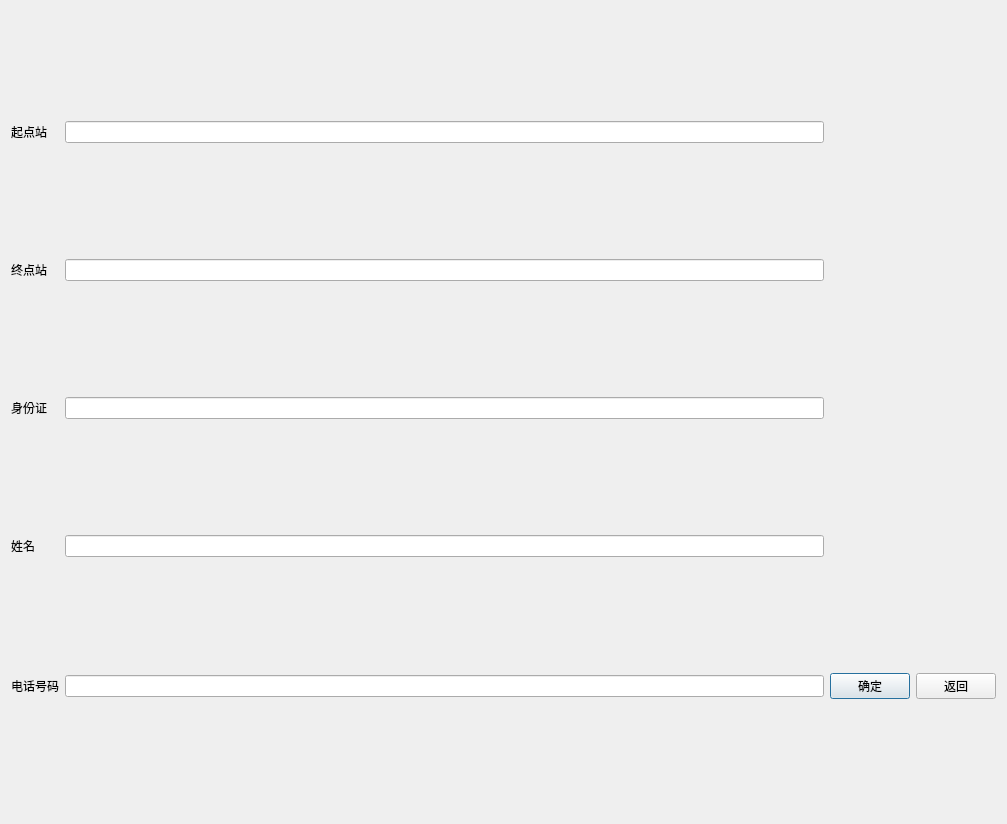
Above: ticketbuy.ui from xsd1/code before the change. Below: the same form after it.
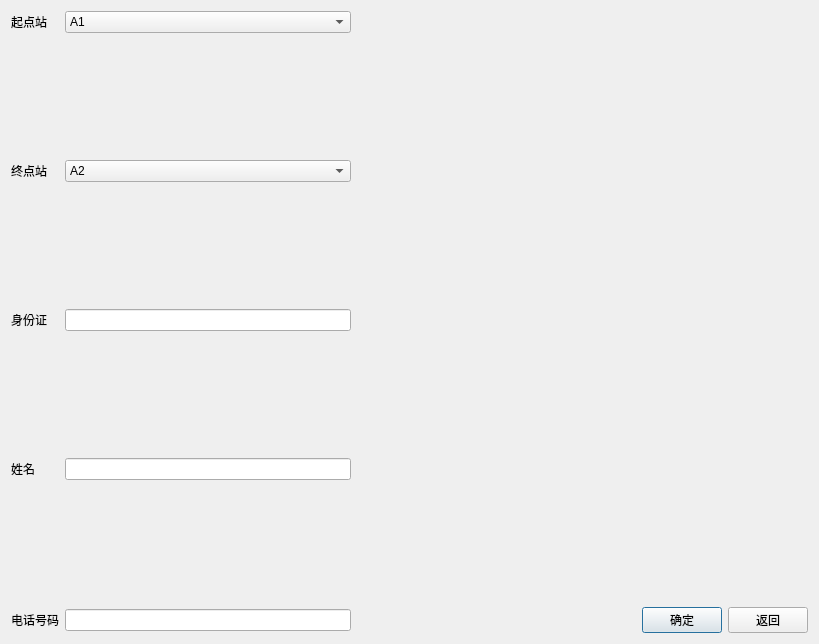
That is the form after the change.

Patch:
```diff
--- a/ticketbuy.ui
+++ b/ticketbuy.ui
@@ -6,8 +6,8 @@
    <rect>
     <x>0</x>
     <y>0</y>
-    <width>1007</width>
-    <height>824</height>
+    <width>819</width>
+    <height>644</height>
    </rect>
   </property>
   <property name="windowTitle">
@@ -22,56 +22,271 @@
     </widget>
    </item>
    <item row="0" column="1">
-    <widget class="QLineEdit" name="lineEdit_start"/>
-   </item>
-   <item row="1" column="0">
-    <widget class="QLabel" name="label_2">
-     <property name="text">
-      <string>终点站</string>
-     </property>
+    <widget class="QComboBox" name="comboBox_start">
+     <item>
+      <property name="text">
+       <string>A1</string>
+      </property>
+     </item>
+     <item>
+      <property name="text">
+       <string>A2</string>
+      </property>
+     </item>
+     <item>
+      <property name="text">
+       <string>A3</string>
+      </property>
+     </item>
+     <item>
+      <property name="text">
+       <string>A4</string>
+      </property>
+     </item>
+     <item>
+      <property name="text">
+       <string>A5</string>
+      </property>
+     </item>
+     <item>
+      <property name="text">
+       <string>A6</string>
+      </property>
+     </item>
+     <item>
+      <property name="text">
+       <string>A7</string>
+      </property>
+     </item>
+     <item>
+      <property name="text">
+       <string>A8</string>
+      </property>
+     </item>
+     <item>
+      <property name="text">
+       <string>A9</string>
+      </property>
+     </item>
     </widget>
    </item>
+   <item row="0" column="2">
+    <spacer name="horizontalSpacer_2">
+     <property name="orientation">
+      <enum>Qt::Horizontal</enum>
+     </property>
+     <property name="sizeHint" stdset="0">
+      <size>
+       <width>40</width>
+       <height>20</height>
+      </size>
+     </property>
+    </spacer>
+   </item>
    <item row="1" column="1">
-    <widget class="QLineEdit" name="lineEdit_end"/>
+    <spacer name="verticalSpacer_4">
+     <property name="orientation">
+      <enum>Qt::Vertical</enum>
+     </property>
+     <property name="sizeHint" stdset="0">
+      <size>
+       <width>20</width>
+       <height>111</height>
+      </size>
+     </property>
+    </spacer>
    </item>
    <item row="2" column="0">
+    <widget class="QLabel" name="label_2">
+     <property name="text">
+      <string>终点站</string>
+     </property>
+    </widget>
+   </item>
+   <item row="2" column="1">
+    <widget class="QComboBox" name="comboBox_end">
+     <item>
+      <property name="text">
+       <string>A2</string>
+      </property>
+     </item>
+     <item>
+      <property name="text">
+       <string>A3</string>
+      </property>
+     </item>
+     <item>
+      <property name="text">
+       <string>A4</string>
+      </property>
+     </item>
+     <item>
+      <property name="text">
+       <string>A5</string>
+      </property>
+     </item>
+     <item>
+      <property name="text">
+       <string>A6</string>
+      </property>
+     </item>
+     <item>
+      <property name="text">
+       <string>A7</string>
+      </property>
+     </item>
+     <item>
+      <property name="text">
+       <string>A8</string>
+      </property>
+     </item>
+     <item>
+      <property name="text">
+       <string>A9</string>
+      </property>
+     </item>
+     <item>
+      <property name="text">
+       <string>A10</string>
+      </property>
+     </item>
+    </widget>
+   </item>
+   <item row="2" column="2">
+    <spacer name="horizontalSpacer_3">
+     <property name="orientation">
+      <enum>Qt::Horizontal</enum>
+     </property>
+     <property name="sizeHint" stdset="0">
+      <size>
+       <width>40</width>
+       <height>20</height>
+      </size>
+     </property>
+    </spacer>
+   </item>
+   <item row="3" column="1">
+    <spacer name="verticalSpacer_3">
+     <property name="orientation">
+      <enum>Qt::Vertical</enum>
+     </property>
+     <property name="sizeHint" stdset="0">
+      <size>
+       <width>20</width>
+       <height>110</height>
+      </size>
+     </property>
+    </spacer>
+   </item>
+   <item row="4" column="0">
     <widget class="QLabel" name="label_3">
      <property name="text">
       <string>身份证</string>
      </property>
     </widget>
    </item>
-   <item row="2" column="1">
+   <item row="4" column="1">
     <widget class="QLineEdit" name="lineEdit_id"/>
    </item>
-   <item row="3" column="0">
+   <item row="4" column="2">
+    <spacer name="horizontalSpacer_4">
+     <property name="orientation">
+      <enum>Qt::Horizontal</enum>
+     </property>
+     <property name="sizeHint" stdset="0">
+      <size>
+       <width>40</width>
+       <height>20</height>
+      </size>
+     </property>
+    </spacer>
+   </item>
+   <item row="5" column="1">
+    <spacer name="verticalSpacer_2">
+     <property name="orientation">
+      <enum>Qt::Vertical</enum>
+     </property>
+     <property name="sizeHint" stdset="0">
+      <size>
+       <width>20</width>
+       <height>111</height>
+      </size>
+     </property>
+    </spacer>
+   </item>
+   <item row="6" column="0">
     <widget class="QLabel" name="label_4">
      <property name="text">
       <string>姓名</string>
      </property>
     </widget>
    </item>
-   <item row="3" column="1">
+   <item row="6" column="1">
     <widget class="QLineEdit" name="lineEdit_name"/>
    </item>
-   <item row="4" column="0">
+   <item row="6" column="2">
+    <spacer name="horizontalSpacer_5">
+     <property name="orientation">
+      <enum>Qt::Horizontal</enum>
+     </property>
+     <property name="sizeHint" stdset="0">
+      <size>
+       <width>40</width>
+       <height>20</height>
+      </size>
+     </property>
+    </spacer>
+   </item>
+   <item row="7" column="1">
+    <spacer name="verticalSpacer">
+     <property name="orientation">
+      <enum>Qt::Vertical</enum>
+     </property>
+     <property name="sizeHint" stdset="0">
+      <size>
+       <width>20</width>
+       <height>110</height>
+      </size>
+     </property>
+    </spacer>
+   </item>
+   <item row="8" column="0">
     <widget class="QLabel" name="label_5">
      <property name="text">
       <string>电话号码</string>
      </property>
     </widget>
    </item>
-   <item row="4" column="1">
+   <item row="8" column="1">
     <widget class="QLineEdit" name="lineEdit_phone"/>
    </item>
-   <item row="4" column="2">
+   <item row="8" column="2">
+    <spacer name="horizontalSpacer">
+     <property name="orientation">
+      <enum>Qt::Horizontal</enum>
+     </property>
+     <property name="sizeHint" stdset="0">
+      <size>
+       <width>258</width>
+       <height>20</height>
+      </size>
+     </property>
+    </spacer>
+   </item>
+   <item row="8" column="3">
     <widget class="QPushButton" name="pushButton_yes">
      <property name="text">
       <string>确定</string>
      </property>
+     <property name="iconSize">
+      <size>
+       <width>20</width>
+       <height>20</height>
+      </size>
+     </property>
     </widget>
    </item>
-   <item row="4" column="3">
+   <item row="8" column="4">
     <widget class="QPushButton" name="pushButton_back">
      <property name="text">
       <string>返回</string>
```
